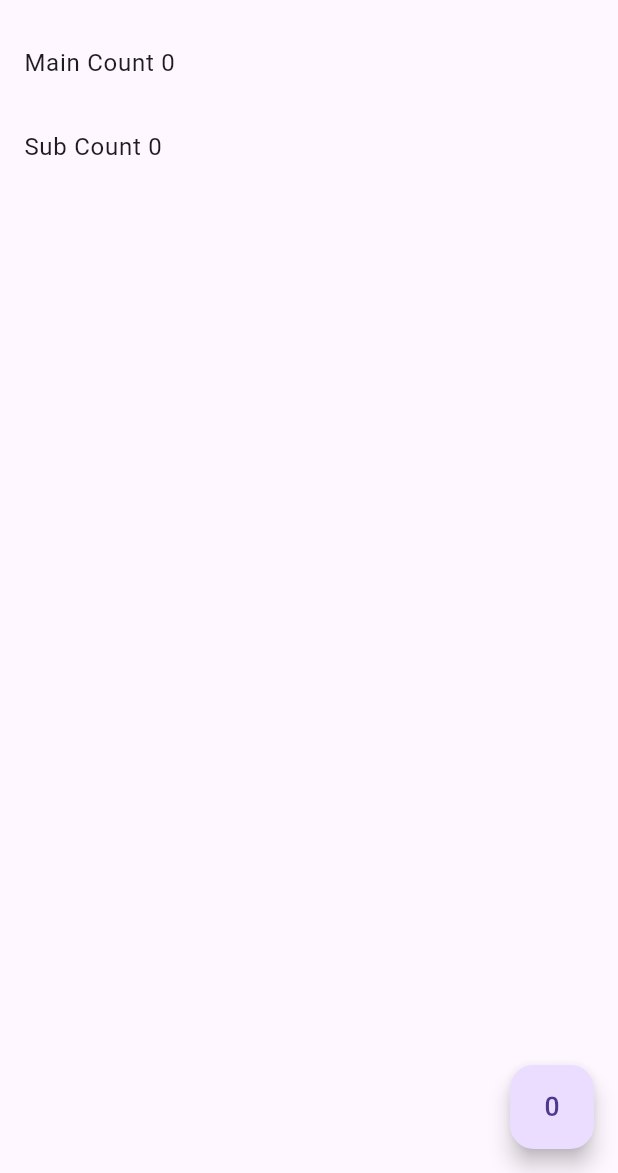
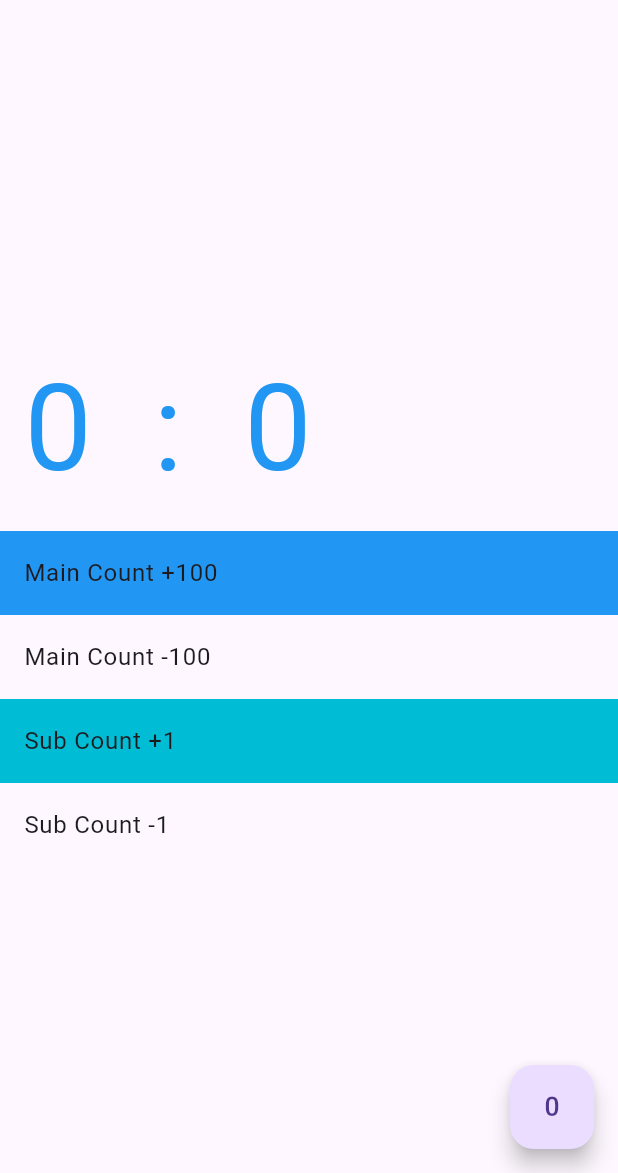
Before and after one commit to ksj-tkinuta/flutter_count_up_mvvm, a Flutter app: the screen it shows after launch, on a phone screen of 412 x 824 dp, the part 63-1236 px from its top. Run offline on Flutter 3.47's test engine with Material 3 defaults, Android fonts, the phone set to English and light mode, and no system bars; our stand-ins replace flutter_riverpod, freezed_annotation; Roboto replaces fonts that are missing (Gothic).

Commit message:
modify text color, background color, add decrement button

```diff
--- a/lib/view/home_page.dart
+++ b/lib/view/home_page.dart
@@ -17,17 +17,40 @@ class HomePage extends ConsumerWidget {
         onPressed: _homePageNotifier.resetAllCount,
         child: const Icon(Icons.exposure_zero),
       ),
-      body: ListView(
+      body: Center(
+        child: ListView(
+          shrinkWrap: true, // 追加
           children: [
             ListTile(
-            title: Text('Main Count ${_homePageState.mainCount}'),
-            onTap: _homePageNotifier.increaseMainCount,
+              title: Text(
+                '${_homePageState.mainCount}  :  ${_homePageState.subCount}',
+                style: const TextStyle(
+                  fontSize: 80.0, // Set text size to 50dp
+                  fontFamily: 'Gothic', // Set font family to Gothic
+                  color: Colors.blue, // Set text color to blue
+                ),
+              ),
             ),
             ListTile(
-            title: Text('Sub Count ${_homePageState.subCount}'),
+              title: Text('Main Count +100'),
+              onTap: _homePageNotifier.increaseMainCount,
+              tileColor: Colors.blue,
+            ),
+            ListTile(
+              title: Text('Main Count -100'),
+              onTap: _homePageNotifier.decreaseMainCount,
+            ),
+            ListTile(
+              title: Text('Sub Count +1'),
               onTap: _homePageNotifier.increaseSubCount,
+              tileColor: Colors.cyan,
+            ),
+            ListTile(
+              title: Text('Sub Count -1'),
+              onTap: _homePageNotifier.decreaseSubCount,
             ),
           ],
+        ),
       ),
     );
   }
--- a/lib/view_model/home_page_notifier.dart
+++ b/lib/view_model/home_page_notifier.dart
@@ -5,14 +5,24 @@ class HomePageNotifier extends StateNotifier<HomePageState> {
   // 初期値の指定
   HomePageNotifier() : super(const HomePageState());
 
-  // メインカウントを+1する
+  // メインカウントを+100する
   void increaseMainCount() async {
-    state = state.copyWith(mainCount: state.mainCount + 1);
+    state = state.copyWith(mainCount: state.mainCount + 100);
+  }
+
+  // メインカウントを-100する
+  void decreaseMainCount() async {
+    state = state.copyWith(mainCount: state.mainCount - 100);
   }
 
   // サブカウントを+1する
   void increaseSubCount() async {
     state = state.copyWith(subCount: state.subCount + 1);
+  }
+
+  // サブカウントを+1する
+  void decreaseSubCount() async {
+    state = state.copyWith(subCount: state.subCount - 1);
   }
 
   // すべてのカウントを0に戻す
```
Lines whose indentation alone changed are shown as unchanged.
